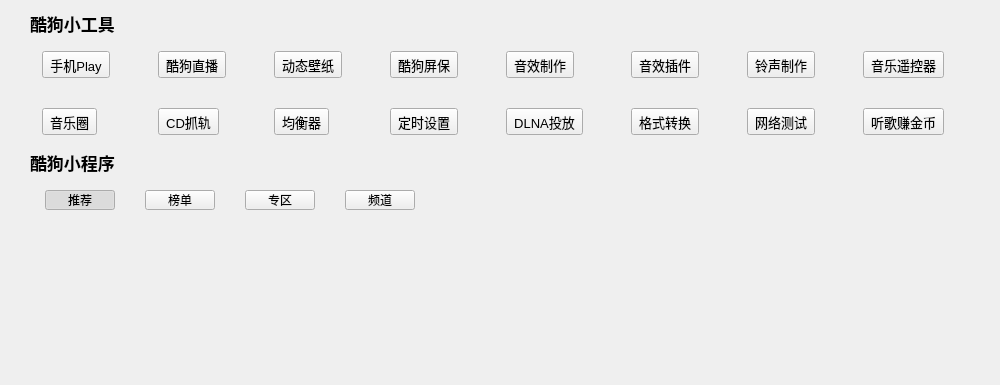
Before: the Qt Designer form KuGouStart/Search/Search.ui in a-mo-xi-wei/Qt-KuGouAppClient, drawn with Qt 5.
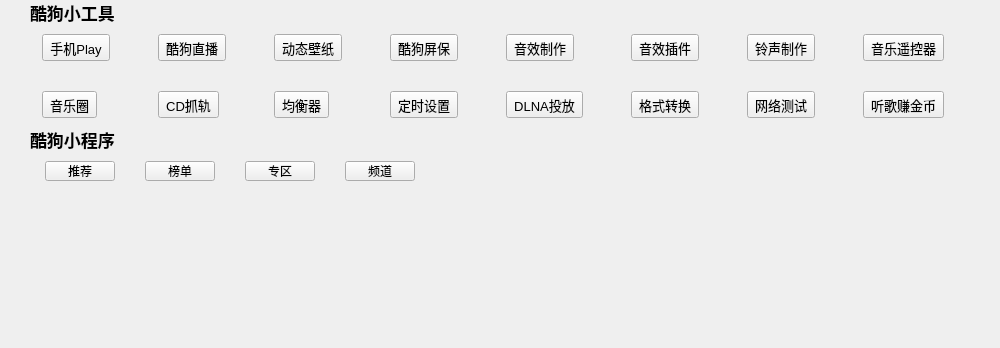
After: the same form once the commit is applied. Custom widgets are drawn as their Qt base class.

Commit message: 解决Search模块的滚动区域问题

```diff
--- a/KuGouStart/Search/Search.ui
+++ b/KuGouStart/Search/Search.ui
@@ -7,17 +7,62 @@
     <x>0</x>
     <y>0</y>
     <width>1000</width>
-    <height>385</height>
+    <height>348</height>
    </rect>
   </property>
   <property name="windowTitle">
    <string>Search</string>
   </property>
   <layout class="QVBoxLayout" name="verticalLayout_6">
+   <property name="spacing">
+    <number>0</number>
+   </property>
    <property name="leftMargin">
     <number>0</number>
    </property>
+   <property name="topMargin">
+    <number>0</number>
+   </property>
    <property name="rightMargin">
+    <number>0</number>
+   </property>
+   <property name="bottomMargin">
+    <number>0</number>
+   </property>
+   <item>
+    <widget class="MyScrollArea" name="scrollArea">
+     <property name="frameShape">
+      <enum>QFrame::NoFrame</enum>
+     </property>
+     <property name="horizontalScrollBarPolicy">
+      <enum>Qt::ScrollBarAlwaysOff</enum>
+     </property>
+     <property name="widgetResizable">
+      <bool>true</bool>
+     </property>
+     <widget class="QWidget" name="scrollAreaWidgetContents">
+      <property name="geometry">
+       <rect>
+        <x>0</x>
+        <y>0</y>
+        <width>1000</width>
+        <height>348</height>
+       </rect>
+      </property>
+      <layout class="QVBoxLayout" name="verticalLayout_7">
+       <property name="spacing">
+        <number>0</number>
+       </property>
+       <property name="leftMargin">
+        <number>0</number>
+       </property>
+       <property name="topMargin">
+        <number>0</number>
+       </property>
+       <property name="rightMargin">
+        <number>0</number>
+       </property>
+       <property name="bottomMargin">
     <number>0</number>
    </property>
    <item>
@@ -569,7 +614,7 @@
            <bool>true</bool>
           </property>
           <property name="checked">
-           <bool>true</bool>
+               <bool>false</bool>
           </property>
          </widget>
         </item>
@@ -894,21 +939,20 @@
      </layout>
     </widget>
    </item>
-   <item>
-    <spacer name="verticalSpacer">
-     <property name="orientation">
-      <enum>Qt::Vertical</enum>
-     </property>
-     <property name="sizeHint" stdset="0">
-      <size>
-       <width>20</width>
-       <height>1</height>
-      </size>
-     </property>
-    </spacer>
+      </layout>
+     </widget>
+    </widget>
    </item>
   </layout>
  </widget>
+ <customwidgets>
+  <customwidget>
+   <class>MyScrollArea</class>
+   <extends>QScrollArea</extends>
+   <header>MyScrollArea.h</header>
+   <container>1</container>
+  </customwidget>
+ </customwidgets>
  <resources/>
  <connections/>
 </ui>
```
Lines whose indentation alone changed are shown as unchanged. The commit also changes 3 other files.
